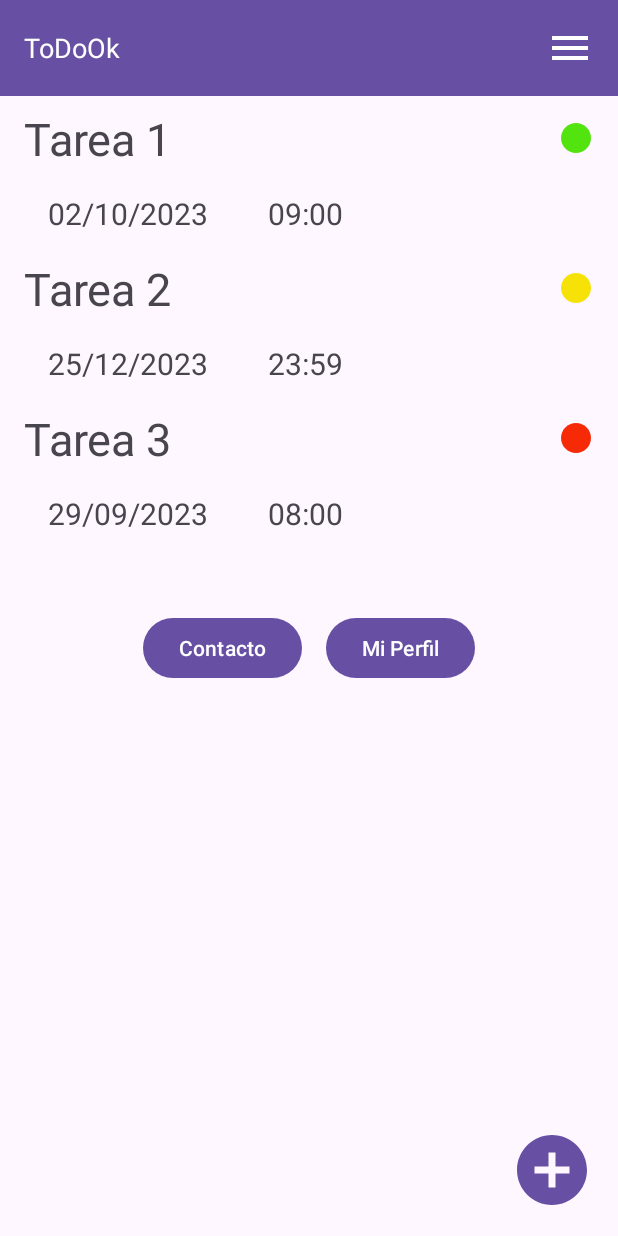
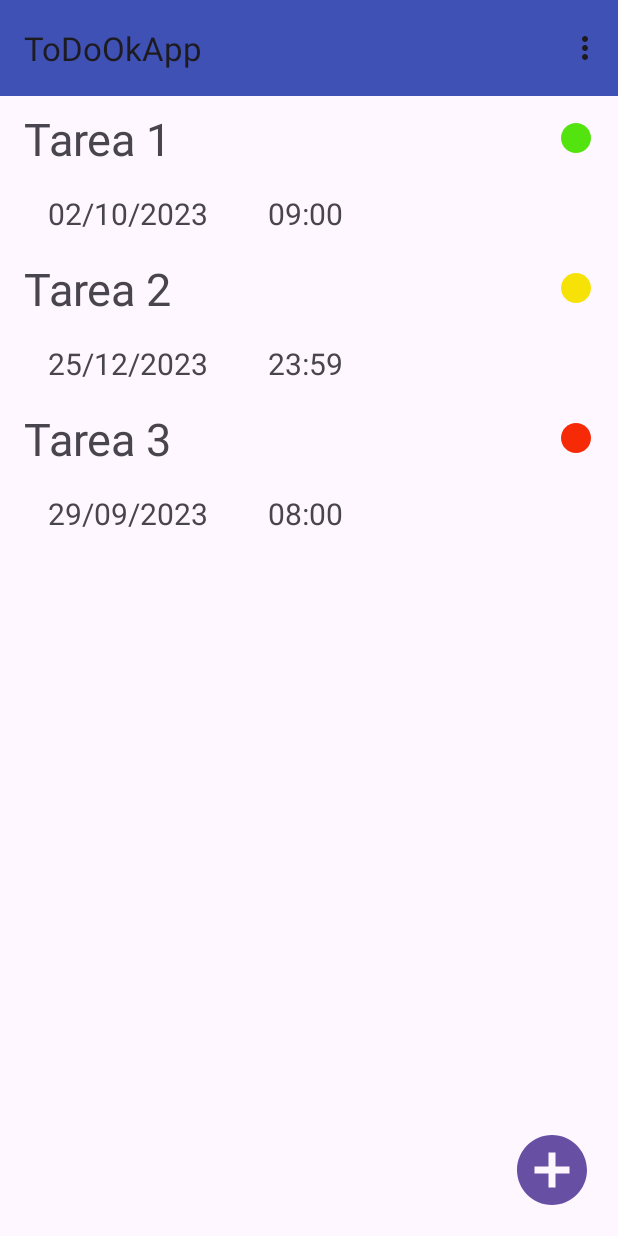
Before and after one commit to jnramos24/ToDoOk, an Android app: the MainActivity screen opened directly, with no data from a screen before it, on a phone screen of 412 x 824 dp. Run offline under Robolectric (Android 15) with nearby library versions, the phone set to English and light mode, and no system bars.

Commit message:
add options menu

```diff
--- a/app/src/main/java/com/todook/myapp/MainActivity.java
+++ b/app/src/main/java/com/todook/myapp/MainActivity.java
@@ -1,9 +1,11 @@
 package com.todook.myapp;
 
 import androidx.appcompat.app.AppCompatActivity;
+import androidx.appcompat.widget.Toolbar;
 
 import android.content.Intent;
 import android.os.Bundle;
+import android.view.Menu;
 import android.view.View;
 import android.widget.Button;
 
@@ -14,7 +16,10 @@ public class MainActivity extends AppCompatActivity {
         super.onCreate(savedInstanceState);
         setContentView(R.layout.activity_main);
 
-        Button btnContact = findViewById(R.id.btn_contact);
+        Toolbar toolbar = findViewById(R.id.miActionBar);
+        setSupportActionBar(toolbar);
+
+       /* Button btnContact = findViewById(R.id.btn_contact);
         Button btnPerfil = findViewById(R.id.btn_perfil);
         btnContact.setOnClickListener(new View.OnClickListener() {
             @Override
@@ -23,15 +28,20 @@ public class MainActivity extends AppCompatActivity {
                 startActivity(intent);
             }
         });
-
         btnPerfil.setOnClickListener(new View.OnClickListener() {
             @Override
             public void onClick(View view) {
                 Intent intent = new Intent(MainActivity.this, Profile.class);
                 startActivity(intent);
             }
-        });
+        });*/
 
 
     }
+
+    @Override
+    public boolean onCreateOptionsMenu(Menu menu){
+        getMenuInflater().inflate(R.menu.menu_opciones,menu);
+        return true;
+    }
 }
--- a/app/src/main/res/layout/activity_main.xml
+++ b/app/src/main/res/layout/activity_main.xml
@@ -1,12 +1,14 @@
 <?xml version="1.0" encoding="utf-8"?>
-<androidx.constraintlayout.widget.ConstraintLayout xmlns:android="http://schemas.android.com/apk/res/android"
+
+<androidx.constraintlayout.widget.ConstraintLayout
+    xmlns:android="http://schemas.android.com/apk/res/android"
     xmlns:app="http://schemas.android.com/apk/res-auto"
     xmlns:tools="http://schemas.android.com/tools"
     android:layout_width="match_parent"
     android:layout_height="match_parent"
     tools:context=".MainActivity">
 
-    <!-- Barra superior -->
+    <!-- Barra superior
     <androidx.appcompat.widget.Toolbar
         android:id="@+id/toolbar"
         android:layout_width="match_parent"
@@ -17,14 +19,7 @@
         app:layout_constraintStart_toStartOf="parent"
         app:layout_constraintTop_toTopOf="parent">
 
-        <ImageView
-            android:id="@+id/settingsIcon"
-            android:layout_width="wrap_content"
-            android:layout_height="wrap_content"
-            android:layout_gravity="end"
-            android:layout_margin="16dp"
-            android:contentDescription="@string/btnadd_img"
-            android:src="@drawable/baseline_menu_white_32" />
+
 
         <TextView
             android:id="@+id/appTitle"
@@ -35,7 +30,13 @@
             android:textColor="@android:color/white"
             android:textSize="18sp" />
 
-    </androidx.appcompat.widget.Toolbar>
+    </androidx.appcompat.widget.Toolbar>-->
+
+    <include
+        android:id="@+id/miActionBar"
+        layout="@layout/actionbar"
+        />
+
 
     <!-- Item Tarea linea 1 -->
 
@@ -53,7 +54,8 @@
         app:drawableEndCompat="@drawable/baseline_circle_green_24"
         app:layout_constraintEnd_toEndOf="parent"
         app:layout_constraintStart_toStartOf="parent"
-        app:layout_constraintTop_toBottomOf="@id/toolbar" />
+        app:layout_constraintTop_toBottomOf="@id/miActionBar"
+        />
 
     <LinearLayout
         android:id="@+id/layout1"
@@ -182,6 +184,7 @@
         app:layout_constraintHorizontal_bias="0.0"
         app:layout_constraintStart_toStartOf="parent"
         app:layout_constraintTop_toBottomOf="@id/title3">
+
         <TextView
             android:id="@+id/date3"
             android:layout_width="wrap_content"
@@ -214,8 +217,7 @@
             />
 
    </LinearLayout>
-    <!-- Botones Contacto y Perfil-->
-    <LinearLayout
+    <!--  <LinearLayout
          android:id="@+id/layout4"
          android:layout_width="match_parent"
          android:layout_height="wrap_content"
@@ -244,7 +246,7 @@
              app:layout_constraintStart_toStartOf="parent"/>
 
 
-    </LinearLayout>
+     </LinearLayout> -->
 
 
     <!-- Boton para agregar tarea -->
--- a/app/src/main/res/menu/menu_opciones.xml
+++ b/app/src/main/res/menu/menu_opciones.xml
@@ -1,4 +1,16 @@
 <?xml version="1.0" encoding="utf-8"?>
 <menu xmlns:android="http://schemas.android.com/apk/res/android">
+    <item
+        android:id="@+id/mPerfil"
+        android:title="@string/menu_perfil"
+        android:orderInCategory="100"
+        >
+    </item>
+    <item
+        android:id="@+id/mContacto"
+        android:title="@string/menu_contacto"
+        android:orderInCategory="101"
+        >
+    </item>
 
 </menu>
--- a/app/src/main/res/values/colors.xml
+++ b/app/src/main/res/values/colors.xml
@@ -3,4 +3,9 @@
     <color name="black">#FF000000</color>
     <color name="white">#FFFFFFFF</color>
     <color name="gray">#808080</color>
+    <color name="colorPrimary">#3F51B5</color>
+
+    <color name="colorMenuBackground">#3F51B5</color> <!-- Cambia este valor al color de fondo menu opcione-->
+    <color name="colorMenuText">#FFFFFF</color> <!-- Cambia este valor al color de fuente menu opciones -->
+
 </resources>
--- a/app/src/main/res/values/dimens.xml
+++ b/app/src/main/res/values/dimens.xml
@@ -1,4 +1,3 @@
-<?xml version="1.0" encoding="utf-8"?>
 <?xml version="1.0" encoding="utf-8"?>
 <resources>
     <dimen name="activity_horizontal_margin">16dp</dimen>
--- a/app/src/main/res/values/strings.xml
+++ b/app/src/main/res/values/strings.xml
@@ -10,6 +10,10 @@
     <string name="text_iniciar_sesion">¿Ya tienes cuenta? Iniciar sesión.</string>
     <string name="app_name">ToDoOkApp</string>
 
+    <!-- Menu -->
+    <string name="menu_options">menu opciones</string>
+    <string name="menu_perfil">Perfil</string>
+    <string name="menu_contacto">Contacto</string>
 
     <!--Perfil-->
     <string name="MiPerfil">Mi Perfil</string>
--- a/app/src/main/res/values/themes.xml
+++ b/app/src/main/res/values/themes.xml
@@ -6,4 +6,9 @@
     </style>
 
     <style name="Theme.ToDoOkApp" parent="Base.Theme.ToDoOkApp" />
+
+    <style name="MenuStyle">
+        <item name="android:background">@color/colorMenuBackground</item> <!-- Cambia este valor al color de fondo deseado -->
+        <item name="android:textColor">@color/colorMenuText  </item> <!-- Cambia este valor al color de fuente deseado -->
+    </style>
 </resources>
```
Lines whose indentation alone changed are shown as unchanged.
